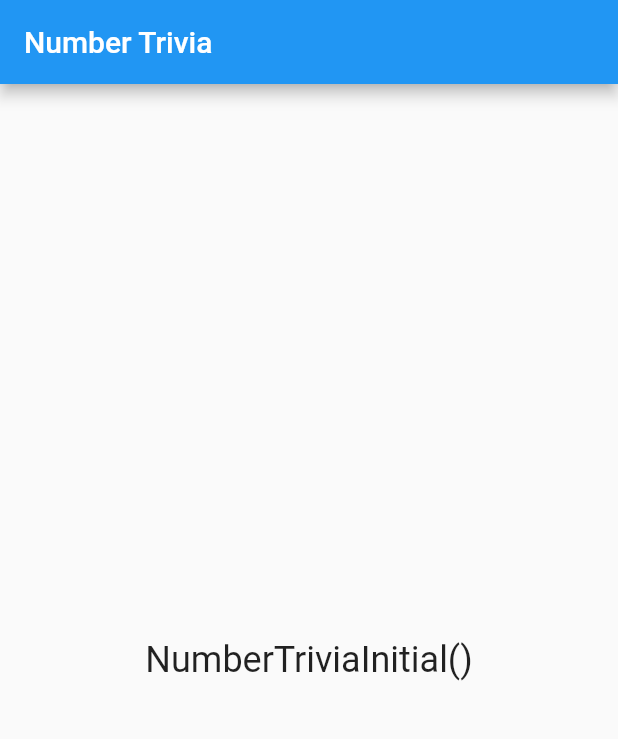
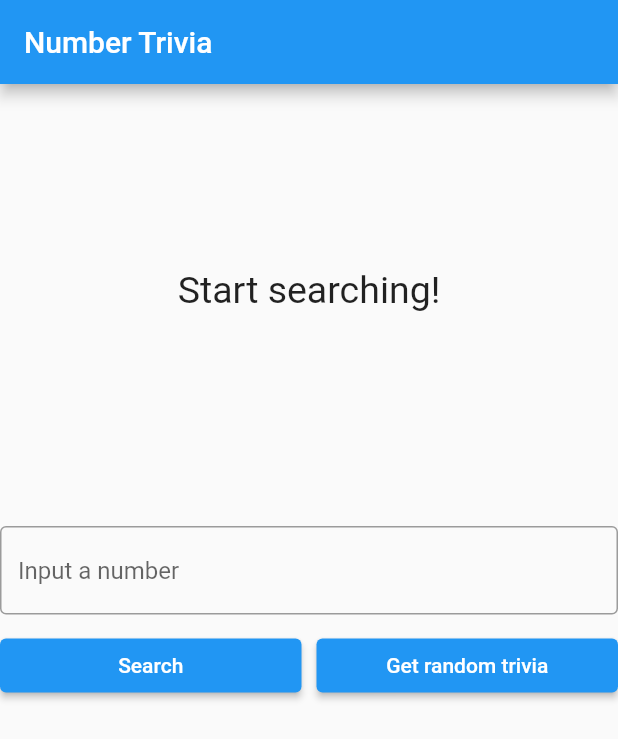
Before and after one commit to riad-safowan/Flutter-CleanArchitechture-BLoC, a Flutter app: the screen it shows after launch, on a phone screen of 412 x 824 dp. Shown: the top 739 px of the screen. Run offline on Flutter 3.47's test engine with Material 2 defaults, Android fonts, the phone set to English and light mode, and no system bars; our stand-ins replace bloc, dartz, equatable, flutter_bloc, get_it, internet_connection_checker and 2 more.

Commit message:
User Interface completed

```diff
--- a/lib/features/number_trivia/presentation/pages/number_trivia_page.dart
+++ b/lib/features/number_trivia/presentation/pages/number_trivia_page.dart
@@ -2,21 +2,39 @@ import 'package:flutter/material.dart';
 import 'package:flutter_bloc/flutter_bloc.dart';
 
 import '../bloc/number_trivia_bloc.dart';
+import '../widgets/widgets.dart';
 
 class NumberTriviaPage extends StatelessWidget {
   @override
   Widget build(BuildContext context) {
     return Scaffold(
-        appBar: AppBar(title: Text('Number Trivia')),
-        body: BlocBuilder<NumberTriviaBloc, NumberTriviaState>(
-          builder: (context, state) {
-            return Center(
-              child: Text(
-                '$state',
-                style: TextStyle(fontSize: 24.0),
-              ),
-            );
-          },
+        appBar: AppBar(title: const Text('Number Trivia')),
+        body: Column(
+          children: [
+            BlocBuilder<NumberTriviaBloc, NumberTriviaState>(
+              builder: (context, state) {
+                if (state is NumberTriviaInitial) {
+                  return const MessageDisplay(
+                    message: 'Start searching!',
+                  );
+                } else if (state is NumberTriviaLoading) {
+                  return const LoadingWidget();
+                } else if (state is NumberTriviaLoaded) {
+                  return TriviaDisplay(numberTrivia: state.trivia);
+                } else if (state is NumberTriviaError) {
+                  return MessageDisplay(
+                    message: state.message,
+                  );
+                } else {
+                  return const MessageDisplay(
+                    message: 'Something went wrong!',
+                  );
+                }
+              },
+            ),
+            const SizedBox(height: 20),
+              const TriviaControls()
+          ],
         ));
   }
 }
--- /dev/null
+++ b/lib/features/number_trivia/presentation/widgets/widgets.dart
@@ -0,0 +1,147 @@
+import 'package:flutter/material.dart';
+import 'package:flutter_bloc/flutter_bloc.dart';
+
+import '../../domain/entities/number_trivia.dart';
+import '../bloc/number_trivia_bloc.dart';
+
+class LoadingWidget extends StatelessWidget {
+  const LoadingWidget({
+    Key? key,
+  }) : super(key: key);
+
+  @override
+  Widget build(BuildContext context) {
+    return Container(
+      height: MediaQuery.of(context).size.height / 3,
+      child: const Center(
+        child: CircularProgressIndicator(),
+      ),
+    );
+  }
+}
+
+class MessageDisplay extends StatelessWidget {
+  final String message;
+
+  const MessageDisplay({
+    Key? key,
+    required this.message,
+  }) : super(key: key);
+
+  @override
+  Widget build(BuildContext context) {
+    return Container(
+      height: MediaQuery.of(context).size.height / 3,
+      child: Center(
+        child: SingleChildScrollView(
+          child: Text(
+            message,
+            style: const TextStyle(fontSize: 25),
+            textAlign: TextAlign.center,
+          ),
+        ),
+      ),
+    );
+  }
+}
+
+class TriviaDisplay extends StatelessWidget {
+  final NumberTrivia numberTrivia;
+
+  const TriviaDisplay({
+    Key? key,
+    required this.numberTrivia,
+  }) : super(key: key);
+
+  @override
+  Widget build(BuildContext context) {
+    return Container(
+      height: MediaQuery.of(context).size.height / 3,
+      child: Column(
+        children: <Widget>[
+          Text(
+            numberTrivia.number.toString(),
+            style: const TextStyle(fontSize: 50, fontWeight: FontWeight.bold),
+          ),
+          Expanded(
+            child: Center(
+              child: SingleChildScrollView(
+                child: Text(
+                  numberTrivia.text,
+                  style: const TextStyle(fontSize: 25),
+                  textAlign: TextAlign.center,
+                ),
+              ),
+            ),
+          ),
+        ],
+      ),
+    );
+  }
+}
+
+class TriviaControls extends StatefulWidget {
+  const TriviaControls({
+    Key? key,
+  }) : super(key: key);
+
+  @override
+  _TriviaControlsState createState() => _TriviaControlsState();
+}
+
+class _TriviaControlsState extends State<TriviaControls> {
+  final controller = TextEditingController();
+  late String inputStr;
+
+  @override
+  Widget build(BuildContext context) {
+    return Column(
+      children: <Widget>[
+        TextField(
+          controller: controller,
+          keyboardType: TextInputType.number,
+          decoration: const InputDecoration(
+            border: OutlineInputBorder(),
+            hintText: 'Input a number',
+          ),
+          onChanged: (value) {
+            inputStr = value;
+          },
+          onSubmitted: (_) {
+            dispatchConcrete();
+          },
+        ),
+        const SizedBox(height: 10),
+        Row(
+          children: <Widget>[
+            Expanded(
+              child: ElevatedButton(
+                child: const Text('Search'),
+                onPressed: dispatchConcrete,
+              ),
+            ),
+            const SizedBox(width: 10),
+            Expanded(
+              child: ElevatedButton(
+                child: const Text('Get random trivia'),
+                onPressed: dispatchRandom,
+              ),
+            ),
+          ],
+        )
+      ],
+    );
+  }
+
+  void dispatchConcrete() {
+    controller.clear();
+    BlocProvider.of<NumberTriviaBloc>(context)
+        .add(GetTriviaForConcreteNumber(inputStr));
+  }
+
+  void dispatchRandom() {
+    controller.clear();
+    // BlocProvider.of<NumberTriviaBloc>(context).add(GetTriviaForRandomNumber());
+    context.read<NumberTriviaBloc>().add(GetTriviaForRandomNumber());
+  }
+}
```
Also changed, not shown: lib/features/number_trivia/presentation/bloc/number_trivia_bloc.dart (+3 -36 lines).
